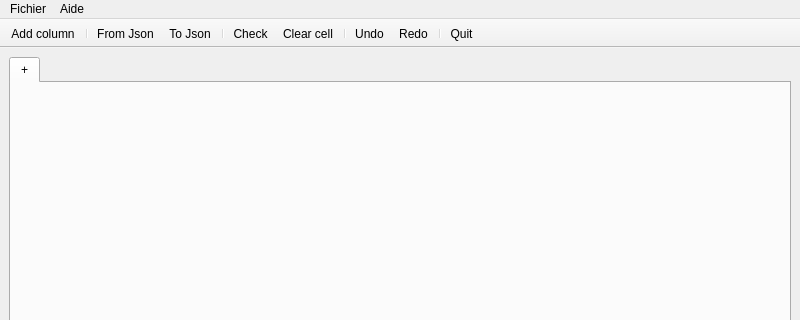
This is ui/qastle.ui in Epono/qastle as Qt 5 draws it before an edit; both pictures show x 0 to 800 and y 0 to 320 of the 800 by 600 pixel window. The edited form follows.
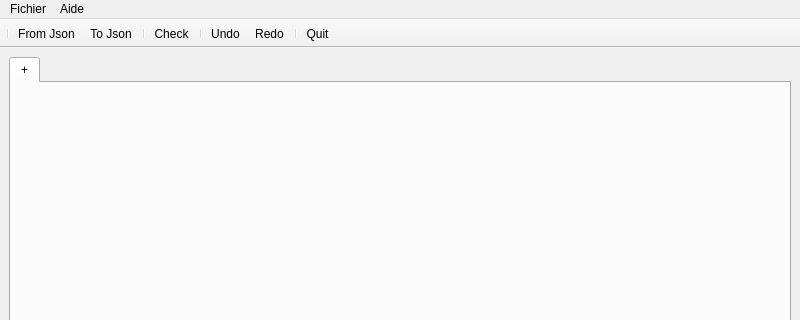
This is the edited form.

The edit to the form file:
```diff
--- a/ui/qastle.ui
+++ b/ui/qastle.ui
@@ -82,27 +82,17 @@
    <attribute name="toolBarBreak">
     <bool>false</bool>
    </attribute>
-   <addaction name="actionAddColumn"/>
    <addaction name="separator"/>
    <addaction name="actionLoadFromJson"/>
    <addaction name="actionSaveToJson"/>
    <addaction name="separator"/>
    <addaction name="actionCheck"/>
-   <addaction name="actionClearCell"/>
    <addaction name="separator"/>
    <addaction name="actionUndo"/>
    <addaction name="actionRedo"/>
    <addaction name="separator"/>
    <addaction name="actionQuit"/>
   </widget>
-  <action name="actionAddColumn">
-   <property name="text">
-    <string>Add column</string>
-   </property>
-   <property name="toolTip">
-    <string>Add column</string>
-   </property>
-  </action>
   <action name="actionSaveToJson">
    <property name="text">
     <string>To Json</string>
@@ -157,15 +147,7 @@
     <string>Redo</string>
    </property>
    <property name="shortcut">
-    <string>Ctrl+Y</string>
-   </property>
-  </action>
-  <action name="actionClearCell">
-   <property name="text">
-    <string>Clear cell</string>
-   </property>
-   <property name="shortcut">
-    <string>Del</string>
+    <string>Ctrl+2</string>
    </property>
   </action>
  </widget>
```
Left out of the diff: 3 changed lines with no effect on the pictures.
